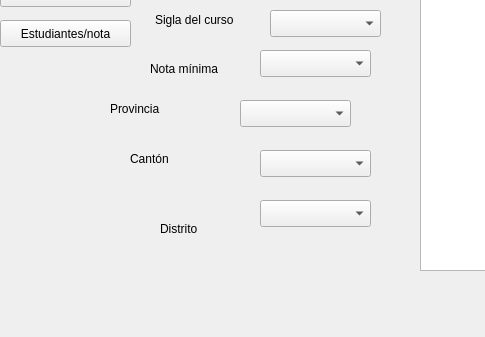
The window that mainwindow.ui (oretnom/proy1_lochi) describes before a commit, drawn with Qt 5; both pictures show x 0 to 485 and y 197 to 534 of the 1366 by 768 pixel window.
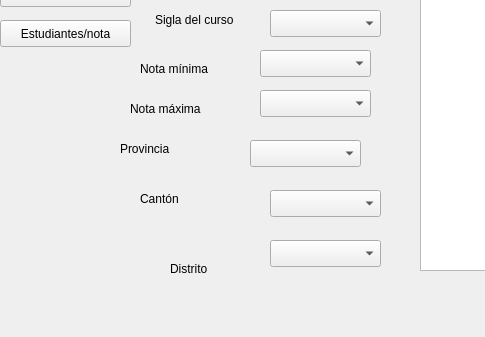
The same window after the commit.

Patch:
```diff
--- a/mainwindow.ui
+++ b/mainwindow.ui
@@ -108,7 +108,7 @@
    <widget class="QLabel" name="label_nota_min">
     <property name="geometry">
      <rect>
-      <x>150</x>
+      <x>140</x>
       <y>240</y>
       <width>91</width>
       <height>17</height>
@@ -177,8 +177,8 @@
    <widget class="QComboBox" name="dropdown_canton">
     <property name="geometry">
      <rect>
-      <x>260</x>
-      <y>330</y>
+      <x>270</x>
+      <y>370</y>
       <width>111</width>
       <height>27</height>
      </rect>
@@ -187,8 +187,8 @@
    <widget class="QComboBox" name="dropdown_distrito">
     <property name="geometry">
      <rect>
-      <x>260</x>
-      <y>380</y>
+      <x>270</x>
+      <y>420</y>
       <width>111</width>
       <height>27</height>
      </rect>
@@ -197,8 +197,8 @@
    <widget class="QLabel" name="label_distrito">
     <property name="geometry">
      <rect>
-      <x>160</x>
-      <y>400</y>
+      <x>170</x>
+      <y>440</y>
       <width>66</width>
       <height>17</height>
      </rect>
@@ -210,8 +210,8 @@
    <widget class="QLabel" name="label_canton">
     <property name="geometry">
      <rect>
-      <x>130</x>
-      <y>330</y>
+      <x>140</x>
+      <y>370</y>
       <width>66</width>
       <height>17</height>
      </rect>
@@ -223,8 +223,8 @@
    <widget class="QLabel" name="label_provincia">
     <property name="geometry">
      <rect>
-      <x>110</x>
-      <y>280</y>
+      <x>120</x>
+      <y>320</y>
       <width>66</width>
       <height>17</height>
      </rect>
@@ -236,8 +236,8 @@
    <widget class="QComboBox" name="dropdown_provincia">
     <property name="geometry">
      <rect>
-      <x>240</x>
-      <y>280</y>
+      <x>250</x>
+      <y>320</y>
       <width>111</width>
       <height>27</height>
      </rect>
@@ -253,6 +253,29 @@
      </rect>
     </property>
    </widget>
+   <widget class="QComboBox" name="dropdown_nota_max">
+    <property name="geometry">
+     <rect>
+      <x>260</x>
+      <y>270</y>
+      <width>111</width>
+      <height>27</height>
+     </rect>
+    </property>
+   </widget>
+   <widget class="QLabel" name="label_nota_max">
+    <property name="geometry">
+     <rect>
+      <x>130</x>
+      <y>280</y>
+      <width>91</width>
+      <height>17</height>
+     </rect>
+    </property>
+    <property name="text">
+     <string>Nota máxima</string>
+    </property>
+   </widget>
   </widget>
   <widget class="QToolBar" name="mainToolBar">
    <attribute name="toolBarArea">
```
